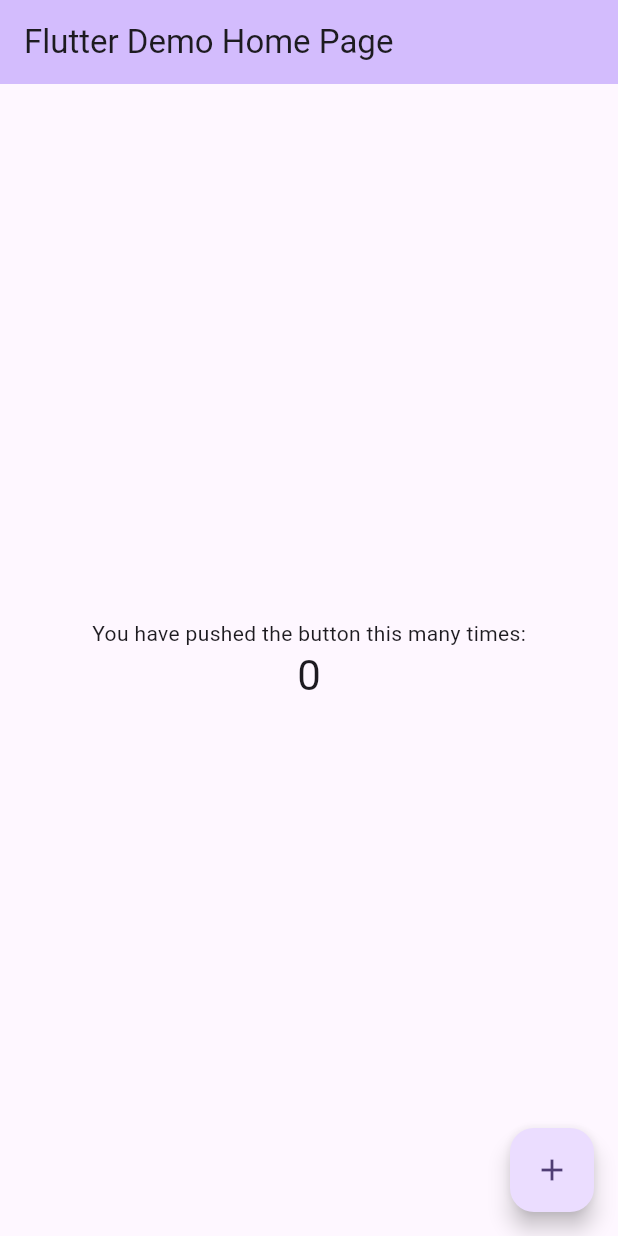
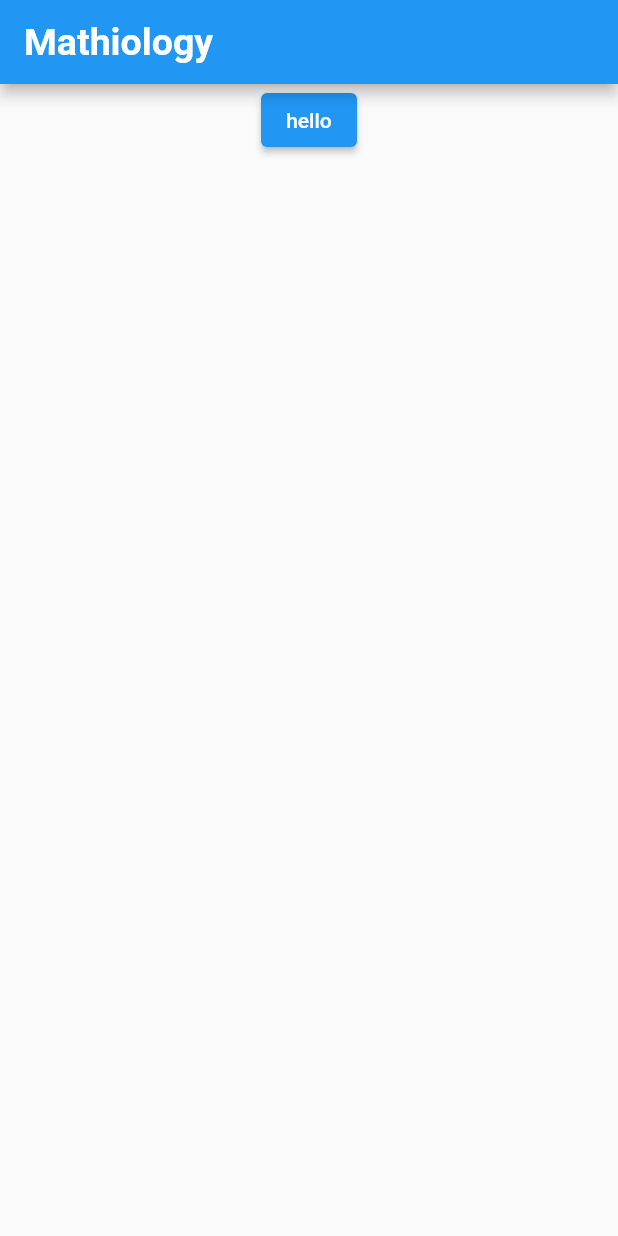
Before and after one commit to Hussein-Mohammad/CSCI410_project1, a Flutter app: the screen it shows after launch, on a phone screen of 412 x 824 dp. Run offline on Flutter 3.47's test engine with Material 2 defaults, Android fonts, the light colour scheme and no system bars.

Commit message:
created home.dart as a test

```diff
--- /dev/null
+++ b/lib/home.dart
@@ -0,0 +1,30 @@
+import 'package:flutter/material.dart';
+
+class Home extends StatefulWidget {
+  const Home({super.key});
+
+  @override
+  State<Home> createState() => _HomeState();
+}
+
+class _HomeState extends State<Home> {
+  @override
+  Widget build(BuildContext context) {
+    return Scaffold(
+      appBar: AppBar(
+        title: const Text('Mathiology', style: TextStyle(fontSize: 25, fontWeight: FontWeight.bold),) ,
+      ),
+      body: Center(
+        child: Column(
+          children: [
+            ElevatedButton(onPressed: (){
+
+            }, child: Text('hello'))
+
+          ],
+        ),
+      ),
+
+    );
+  }
+}
--- a/lib/main.dart
+++ b/lib/main.dart
@@ -1,125 +1,21 @@
 import 'package:flutter/material.dart';
+import 'home.dart';
+void main(){
+runApp(const MyApp());
 
-void main() {
-  runApp(const MyApp());
+
+
 }
-
 class MyApp extends StatelessWidget {
   const MyApp({super.key});
 
-  // This widget is the root of your application.
   @override
   Widget build(BuildContext context) {
     return MaterialApp(
-      title: 'Flutter Demo',
-      theme: ThemeData(
-        // This is the theme of your application.
-        //
-        // TRY THIS: Try running your application with "flutter run". You'll see
-        // the application has a blue toolbar. Then, without quitting the app,
-        // try changing the seedColor in the colorScheme below to Colors.green
-        // and then invoke "hot reload" (save your changes or press the "hot
-        // reload" button in a Flutter-supported IDE, or press "r" if you used
-        // the command line to start the app).
-        //
-        // Notice that the counter didn't reset back to zero; the application
-        // state is not lost during the reload. To reset the state, use hot
-        // restart instead.
-        //
-        // This works for code too, not just values: Most code changes can be
-        // tested with just a hot reload.
-        colorScheme: ColorScheme.fromSeed(seedColor: Colors.deepPurple),
-        useMaterial3: true,
-      ),
-      home: const MyHomePage(title: 'Flutter Demo Home Page'),
+      title: 'CSCI410_Project',
+      home: Home(),
+      debugShowCheckedModeBanner: false,
     );
+
   }
 }
-
-class MyHomePage extends StatefulWidget {
-  const MyHomePage({super.key, required this.title});
-
-  // This widget is the home page of your application. It is stateful, meaning
-  // that it has a State object (defined below) that contains fields that affect
-  // how it looks.
-
-  // This class is the configuration for the state. It holds the values (in this
-  // case the title) provided by the parent (in this case the App widget) and
-  // used by the build method of the State. Fields in a Widget subclass are
-  // always marked "final".
-
-  final String title;
-
-  @override
-  State<MyHomePage> createState() => _MyHomePageState();
-}
-
-class _MyHomePageState extends State<MyHomePage> {
-  int _counter = 0;
-
-  void _incrementCounter() {
-    setState(() {
-      // This call to setState tells the Flutter framework that something has
-      // changed in this State, which causes it to rerun the build method below
-      // so that the display can reflect the updated values. If we changed
-      // _counter without calling setState(), then the build method would not be
-      // called again, and so nothing would appear to happen.
-      _counter++;
-    });
-  }
-
-  @override
-  Widget build(BuildContext context) {
-    // This method is rerun every time setState is called, for instance as done
-    // by the _incrementCounter method above.
-    //
-    // The Flutter framework has been optimized to make rerunning build methods
-    // fast, so that you can just rebuild anything that needs updating rather
-    // than having to individually change instances of widgets.
-    return Scaffold(
-      appBar: AppBar(
-        // TRY THIS: Try changing the color here to a specific color (to
-        // Colors.amber, perhaps?) and trigger a hot reload to see the AppBar
-        // change color while the other colors stay the same.
-        backgroundColor: Theme.of(context).colorScheme.inversePrimary,
-        // Here we take the value from the MyHomePage object that was created by
-        // the App.build method, and use it to set our appbar title.
-        title: Text(widget.title),
-      ),
-      body: Center(
-        // Center is a layout widget. It takes a single child and positions it
-        // in the middle of the parent.
-        child: Column(
-          // Column is also a layout widget. It takes a list of children and
-          // arranges them vertically. By default, it sizes itself to fit its
-          // children horizontally, and tries to be as tall as its parent.
-          //
-          // Column has various properties to control how it sizes itself and
-          // how it positions its children. Here we use mainAxisAlignment to
-          // center the children vertically; the main axis here is the vertical
-          // axis because Columns are vertical (the cross axis would be
-          // horizontal).
-          //
-          // TRY THIS: Invoke "debug painting" (choose the "Toggle Debug Paint"
-          // action in the IDE, or press "p" in the console), to see the
-          // wireframe for each widget.
-          mainAxisAlignment: MainAxisAlignment.center,
-          children: <Widget>[
-            const Text(
-              'You have pushed the button this many times:',
-            ),
-            Text(
-              '$_counter',
-              style: Theme.of(context).textTheme.headlineMedium,
-            ),
-          ],
-        ),
-      ),
-      floatingActionButton: FloatingActionButton(
-        onPressed: _incrementCounter,
-        tooltip: 'Increment',
-        child: const Icon(Icons.add),
-      ), // This trailing comma makes auto-formatting nicer for build methods.
-    );
-  }
-}
```
